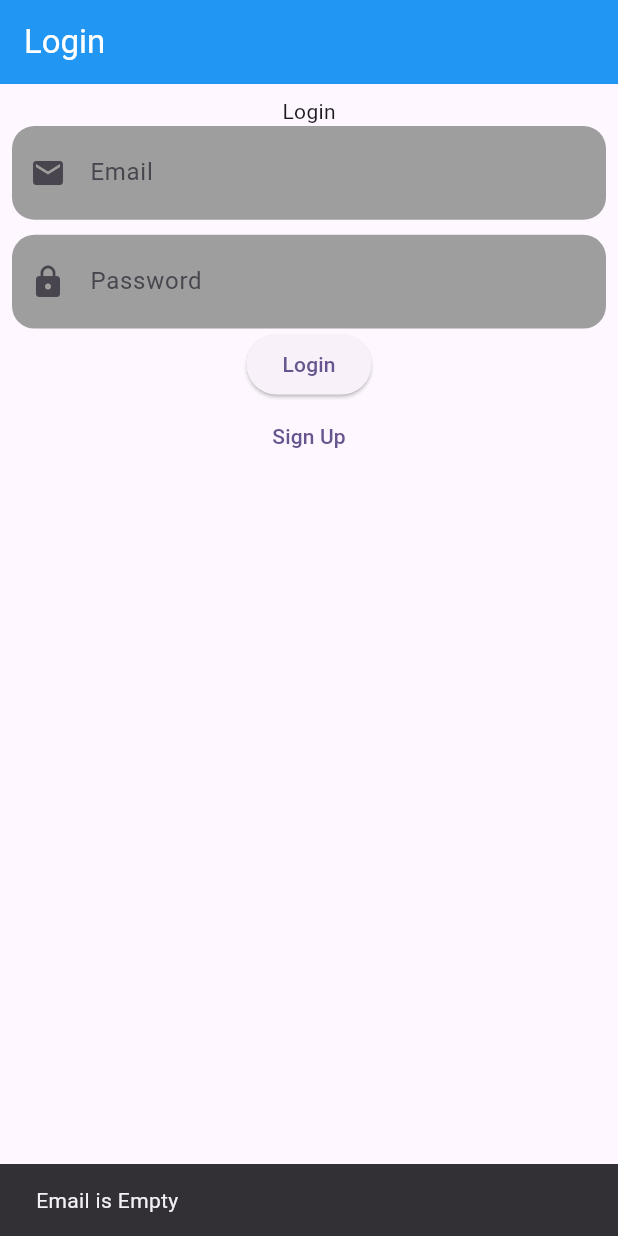
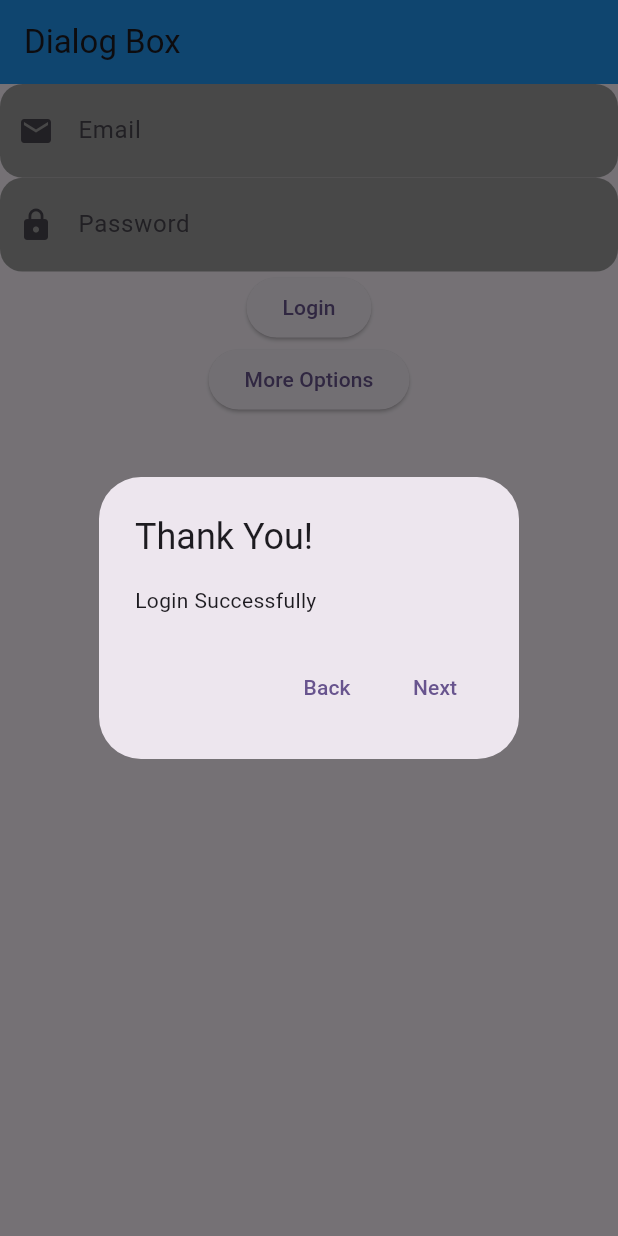
Before and after one commit to AbRehman536/mohib_frontend, a Flutter app: the screen it shows after launch, after a tap on "Login", on a phone screen of 412 x 824 dp. Run offline on Flutter 3.47's test engine with Material 3 defaults, Android fonts, the phone set to English and light mode, and no system bars.

Commit message:
Dialog Box and Bottom Sheet Done

```diff
--- /dev/null
+++ b/lib/dialog_box.dart
@@ -0,0 +1,86 @@
+import 'package:flutter/material.dart';
+
+class DialogBoxDemo extends StatelessWidget {
+  const DialogBoxDemo({super.key});
+
+  @override
+  Widget build(BuildContext context) {
+    return Scaffold(
+      appBar: AppBar(
+        title: Text("Dialog Box"),
+        backgroundColor: Colors.blue,
+      ),
+      body: Column(children: [
+        TextField(
+          keyboardType: TextInputType.phone,
+          decoration: InputDecoration(
+              fillColor: Colors.grey,
+              filled: true,
+              label: Text("Email"),
+              hint: Text("type your email"),
+              prefixIcon: Icon(Icons.email),
+              suffix: Icon(Icons.account_balance),
+              border: OutlineInputBorder(
+                  borderRadius: BorderRadius.circular(15),
+                  borderSide: BorderSide.none
+              )
+          ),),
+        TextField(
+          keyboardType: TextInputType.phone,
+          decoration: InputDecoration(
+              fillColor: Colors.grey,
+              filled: true,
+              label: Text("Password"),
+              hint: Text("type your password here"),
+              prefixIcon: Icon(Icons.lock),
+              suffix: Icon(Icons.visibility),
+              border: OutlineInputBorder(
+                  borderRadius: BorderRadius.circular(15),
+                  borderSide: BorderSide.none
+              )
+          ),),
+        ElevatedButton(onPressed: (){
+          showDialog(
+            barrierDismissible: false,
+            context: context,
+            builder: (BuildContext context) {
+              return AlertDialog(
+                title: Text("Thank You!"),
+                content: Text("Login Successfully"),
+                actions: [
+                  TextButton(onPressed: (){
+                    Navigator.pop(context);
+                  }, child: Text("Back")),
+                  TextButton(onPressed: (){}, child: Text("Next")),
+                ],
+              );
+            },);
+        }, child: Text("Login")),
+        ElevatedButton(onPressed: (){
+          showModalBottomSheet(
+            isDismissible: false,
+              context: context,
+            builder: (BuildContext context) {
+                return Column(children: [
+                  IconButton(onPressed: (){
+                    Navigator.pop(context);
+                  }, icon: Icon(Icons.cancel)),
+                  Card(
+                    child: ListTile(
+                      leading: Icon(Icons.person),
+                      title: Text("Register User"),
+                    ),
+                  ),
+                  Card(
+                    child: ListTile(
+                      leading: Icon(Icons.lock),
+                      title: Text("Reset Password"),
+                    ),
+                  ),
+                ],);
+            },);
+        }, child: Text("More Options"))
+      ],),
+    );
+  }
+}
--- a/lib/main.dart
+++ b/lib/main.dart
@@ -1,4 +1,5 @@
 import 'package:flutter/material.dart';
+import 'package:mohib_frontend/dialog_box.dart';
 import 'package:mohib_frontend/images.dart';
 import 'package:mohib_frontend/listtile_demo.dart';
 import 'package:mohib_frontend/login.dart';
@@ -39,7 +40,7 @@ class MyApp extends StatelessWidget {
         // tested with just a hot reload.
         colorScheme: ColorScheme.fromSeed(seedColor: Colors.deepPurple),
       ),
-      home: Login(),
+      home: DialogBoxDemo(),
     );
   }
 }
```
